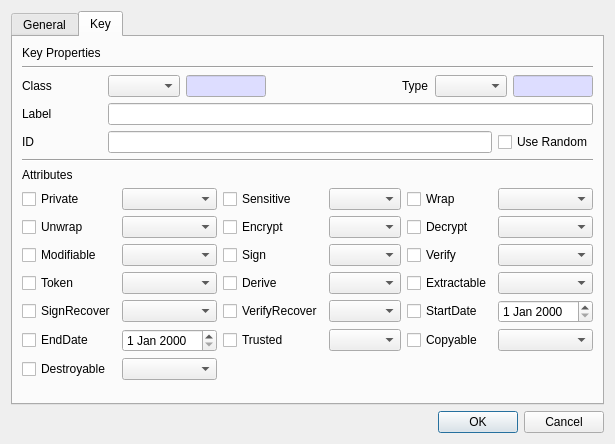
The window that CryptokiMan/unwrap_key_dlg.ui (jykim74/CryptokiMan) describes before a commit, drawn with Qt 5.
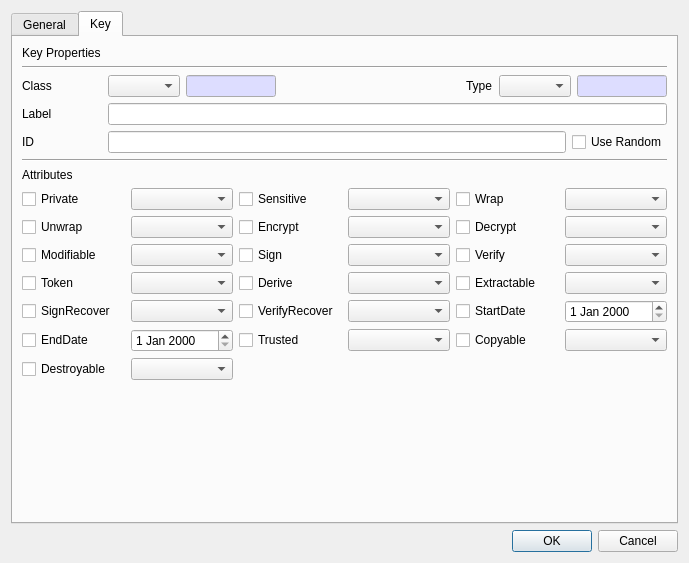
The same window after the commit. The open tabs and pages were chosen to show the change.

```diff
--- a/CryptokiMan/unwrap_key_dlg.ui
+++ b/CryptokiMan/unwrap_key_dlg.ui
@@ -6,8 +6,8 @@
    <rect>
     <x>0</x>
     <y>0</y>
-    <width>587</width>
-    <height>444</height>
+    <width>689</width>
+    <height>563</height>
    </rect>
   </property>
   <property name="windowTitle">
@@ -799,13 +799,13 @@
           <widget class="QLineEdit" name="mClassText">
            <property name="minimumSize">
             <size>
-             <width>80</width>
+             <width>90</width>
              <height>0</height>
             </size>
            </property>
            <property name="maximumSize">
             <size>
-             <width>80</width>
+             <width>90</width>
              <height>16777215</height>
             </size>
            </property>
@@ -848,13 +848,13 @@
           <widget class="QLineEdit" name="mTypeText">
            <property name="minimumSize">
             <size>
-             <width>80</width>
+             <width>90</width>
              <height>0</height>
             </size>
            </property>
            <property name="maximumSize">
             <size>
-             <width>80</width>
+             <width>90</width>
              <height>16777215</height>
             </size>
            </property>
```
Left out of the diff: 6 changed lines with no effect on the pictures.
